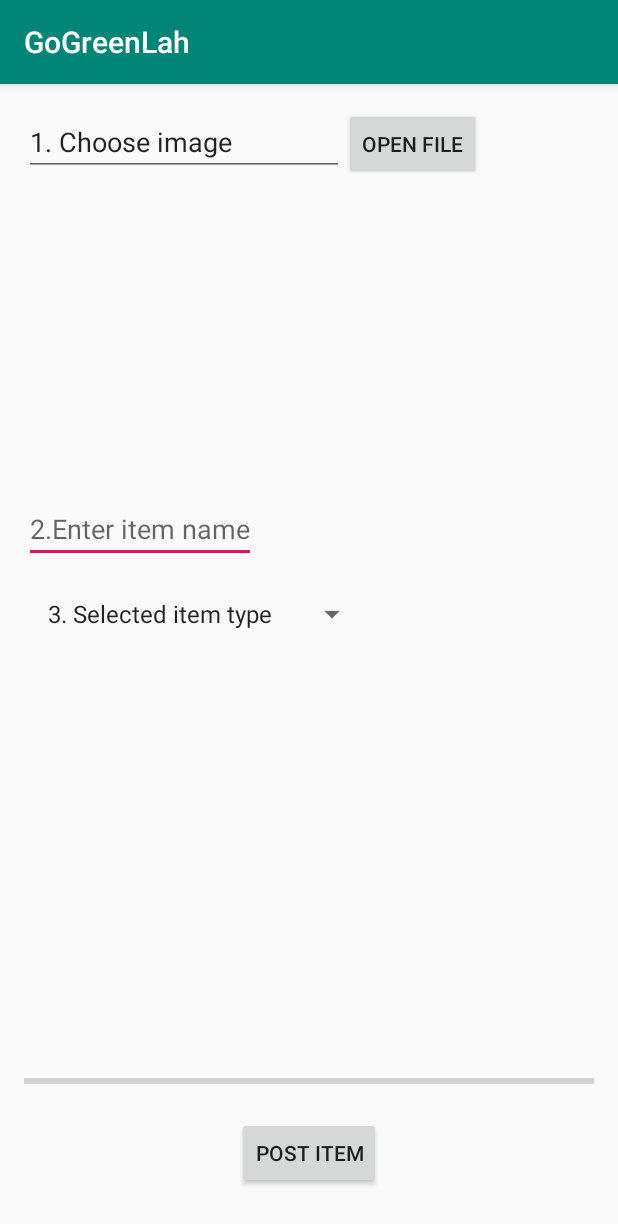
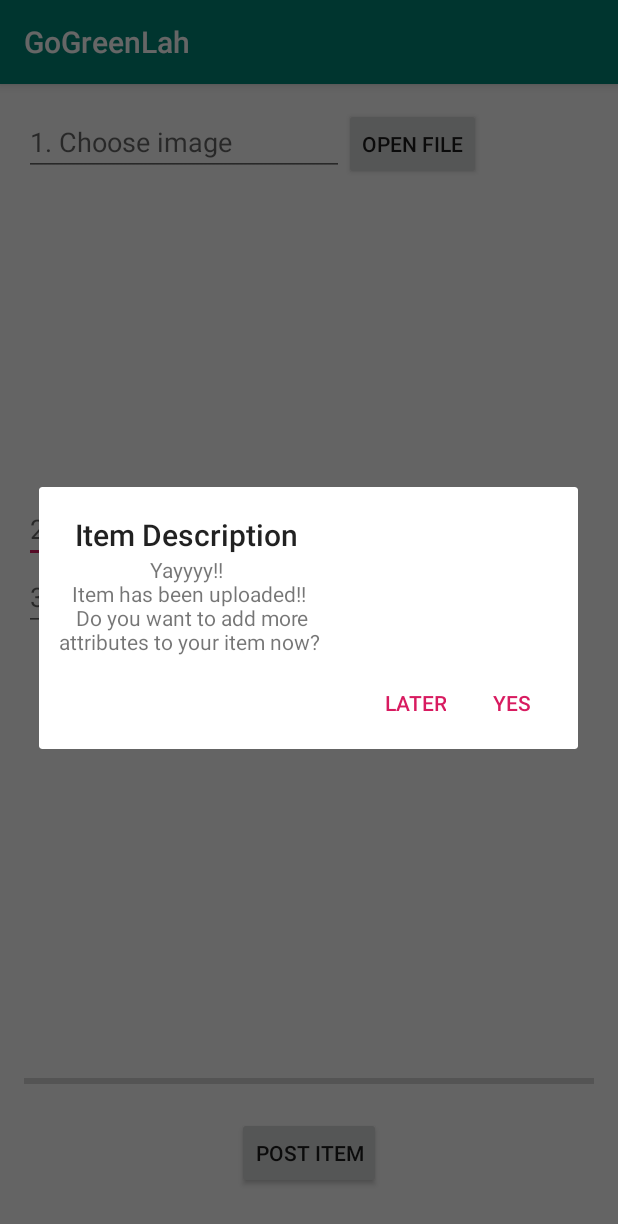
Before and after one commit to Ddaize/GoGreenLah, an Android app: the featureOneActivity screen opened directly, with no data from a screen before it, after a tap on "POST ITEM", on a phone screen of 412 x 824 dp. Shown: the top 1224 px of the screen. Run offline under Robolectric (Android 15) with nearby library versions, the light colour scheme and no system bars; our stand-ins replace Firebase (no records; nobody signed in at launch, a user with empty details on screens opened directly), Picasso; 1 statement that could not run was skipped.

Commit message:
added item type and item description for feature 1

```diff
--- /dev/null
+++ b/app/src/main/java/com/example/gogreenlah/ImageDescDialog.java
@@ -0,0 +1,44 @@
+package com.example.gogreenlah;
+
+import android.app.AlertDialog;
+import android.app.Dialog;
+import android.content.DialogInterface;
+import android.content.Intent;
+import android.os.Bundle;
+import android.view.LayoutInflater;
+import android.view.View;
+
+import androidx.annotation.NonNull;
+import androidx.annotation.Nullable;
+import androidx.appcompat.app.AppCompatDialogFragment;
+
+public class ImageDescDialog extends AppCompatDialogFragment {
+
+    @NonNull
+    @Override
+    public Dialog onCreateDialog(@Nullable Bundle savedInstanceState) {
+        AlertDialog.Builder builder = new AlertDialog.Builder(getActivity());
+        LayoutInflater inflater = getActivity().getLayoutInflater();
+        View view = inflater.inflate(R.layout.layout_image_dialog, null);
+
+        builder.setView(view)
+                .setTitle("Item Description")
+                .setNegativeButton("later", new DialogInterface.OnClickListener() {
+                    @Override
+                    public void onClick(DialogInterface dialog, int which) {
+                        startActivity(new Intent(getContext(), featureTwoActivity.class));
+                    }
+                })
+                .setPositiveButton("yes", new DialogInterface.OnClickListener() {
+                    @Override
+                    public void onClick(DialogInterface dialog, int which) {
+                        Intent intent = new Intent(getContext(), ImageDetails.class);
+                        Bundle argument = getArguments();
+                        String imageUri = argument.getString("uri");
+                        intent.putExtra("uri", imageUri);
+                        startActivity(intent);
+                    }
+                });
+        return builder.create();
+    }
+}
--- a/app/src/main/java/com/example/gogreenlah/ImageUpload.java
+++ b/app/src/main/java/com/example/gogreenlah/ImageUpload.java
@@ -10,12 +10,13 @@ public class ImageUpload {
         //empty constructor is needed
     }
 
-    public ImageUpload(String name, String imageUrl) {
+    public ImageUpload(String name, String itemType, String imageUrl) {
         if (name.trim().equals("")) {
             name = "Untitled";
         }
         this.imageName = name;
         this.imageUrl = imageUrl;
+        this.itemType = itemType;
     }
 
     public String getImageName() {
--- a/app/src/main/java/com/example/gogreenlah/featureOneActivity.java
+++ b/app/src/main/java/com/example/gogreenlah/featureOneActivity.java
@@ -2,6 +2,7 @@ package com.example.gogreenlah;
 
 import android.content.ContentResolver;
 import android.content.Intent;
+import android.media.Image;
 import android.net.Uri;
 import android.os.Bundle;
 import android.os.Handler;
@@ -63,8 +64,7 @@ public class featureOneActivity extends AppCompatActivity implements View.OnClic
                 android.R.layout.simple_list_item_1, getResources().getStringArray(R.array.names));
         spinnerAdapter.setDropDownViewResource(android.R.layout.simple_spinner_dropdown_item);
         mySpinner.setAdapter(spinnerAdapter);
-        mySpinner.setSelection(3);
-
+        mySpinner.setSelection(0);
 
         buttonUpload.setOnClickListener(this);
         buttonChooseImage.setOnClickListener(this);
@@ -81,7 +81,7 @@ public class featureOneActivity extends AppCompatActivity implements View.OnClic
     }
 
     @Override
-    protected void onActivityResult(int requestCode, int resultCode,Intent data) {
+    protected void onActivityResult(int requestCode, int resultCode, Intent data) {
         super.onActivityResult(requestCode, resultCode, data);
 
         if (requestCode == PICK_IMAGE_REQUEST && resultCode == RESULT_OK && data != null &&
@@ -121,10 +121,12 @@ public class featureOneActivity extends AppCompatActivity implements View.OnClic
                             Toast.makeText(featureOneActivity.this, "upload successful", Toast.LENGTH_LONG).show();
 
                             Task<Uri> urlTask = taskSnapshot.getStorage().getDownloadUrl();
-                            while (!urlTask.isSuccessful());
+                            while (!urlTask.isSuccessful()) ;
                             Uri downloadUri = urlTask.getResult();
-                            Log.d(TAG,"onSuccess:firebase download url: " + downloadUri.toString());
+                            Log.d(TAG, "onSuccess:firebase download url: " + downloadUri.toString());
+                            Spinner spinner = findViewById(R.id.spinnerItemType);
                             ImageUpload imageUpload = new ImageUpload(editTextImageName.getText().toString().trim(),
+                                    spinner.getSelectedItem().toString(),
                                     downloadUri.toString());
                             String imageUploadID = databaseRef.push().getKey();
                             databaseRef.child(imageUploadID).setValue(imageUpload);
@@ -139,7 +141,7 @@ public class featureOneActivity extends AppCompatActivity implements View.OnClic
                     .addOnProgressListener(new OnProgressListener<UploadTask.TaskSnapshot>() {
                         @Override
                         public void onProgress(UploadTask.TaskSnapshot taskSnapshot) {
-                           double progress = (100.0 * taskSnapshot.getBytesTransferred() / taskSnapshot.getTotalByteCount());
+                            double progress = (100.0 * taskSnapshot.getBytesTransferred() / taskSnapshot.getTotalByteCount());
                             progressBar.setProgress((int) progress);
                         }
                     });
@@ -148,15 +150,22 @@ public class featureOneActivity extends AppCompatActivity implements View.OnClic
         }
     }
 
+    private void openDialog() {
+        ImageDescDialog imageDialog = new ImageDescDialog();
+        Bundle bundle = new Bundle();
+        bundle.putString("uri", imageUri.toString());
+        imageDialog.setArguments(bundle);
+        imageDialog.show(getSupportFragmentManager(), "image description");
+    }
+
     @Override
     public void onClick(View view) {
         if (view == buttonUpload) {
             if (uploadTask != null && uploadTask.isInProgress()) {
                 Toast.makeText(this, "Uploading..., please wait", Toast.LENGTH_SHORT).show();
             } else {
-                //Toast.makeText(this, "test", Toast.LENGTH_LONG).show();
                 uploadFile();
-              //  imageUri = null;
+                openDialog();
             }
         }
         if (view == buttonChooseImage) {
--- a/app/src/main/res/layout/activity_feature_one.xml
+++ b/app/src/main/res/layout/activity_feature_one.xml
@@ -12,31 +12,22 @@
         android:layout_width="wrap_content"
         android:layout_height="wrap_content"
         android:text="Open file"
-        android:layout_toEndOf="@id/editText"/>
+        android:layout_toEndOf="@id/editTextChooseImage"/>
 
-    <EditText
-        android:id="@+id/editTextImageName"
-        android:layout_width="wrap_content"
-        android:layout_height="wrap_content"
-        android:layout_below="@id/buttonChooseImage"
-        android:layout_marginTop="210dp"
-        android:hint="2.Enter item name" />
     <Spinner
         android:id="@+id/spinnerItemType"
         android:layout_width="wrap_content"
         android:layout_height="wrap_content"
         android:layout_marginTop="10dp"
-        android:layout_below="@id/editTextImageName"
+        android:layout_below="@id/editTextSelect"
         >
     </Spinner>
-
 
     <ImageView
         android:id="@+id/imageView"
         android:layout_width="200dp"
         android:layout_height="200dp"
-        android:layout_below="@id/buttonChooseImage"
-        android:layout_centerHorizontal="true" />
+        android:layout_below="@id/buttonChooseImage"/>
     <ProgressBar
         android:id="@+id/progressBar"
         style="@style/Widget.AppCompat.ProgressBar.Horizontal"
@@ -56,7 +47,7 @@
         android:text="Post item" />
 
     <EditText
-        android:id="@+id/editText"
+        android:id="@+id/editTextChooseImage"
         android:layout_width="wrap_content"
         android:layout_height="wrap_content"
         android:clickable="false"
@@ -65,6 +56,27 @@
         android:focusable="false"
         android:focusableInTouchMode="false"
         android:inputType="text"
-        android:text="1. Choose image" />
+
+        android:hint="1. Choose image" />
+    <EditText
+        android:id="@+id/editTextImageName"
+        android:layout_width="wrap_content"
+        android:layout_height="wrap_content"
+        android:layout_below="@id/buttonChooseImage"
+        android:layout_marginTop="210dp"
+        android:hint="2. Enter item name" />
+    <EditText
+        android:id="@+id/editTextSelect"
+        android:layout_width="wrap_content"
+        android:layout_height="wrap_content"
+        android:layout_below="@id/editTextImageName"
+        android:clickable="false"
+        android:cursorVisible="false"
+        android:ems="10"
+        android:focusable="false"
+        android:focusableInTouchMode="false"
+        android:inputType="text"
+        android:hint="3. Select item type" />
+
 
 </RelativeLayout>
--- /dev/null
+++ b/app/src/main/res/layout/layout_image_dialog.xml
@@ -0,0 +1,11 @@
+<?xml version="1.0" encoding="utf-8"?>
+<RelativeLayout xmlns:android="http://schemas.android.com/apk/res/android"
+    android:layout_width="match_parent" android:layout_height="match_parent">
+
+    <TextView
+        android:layout_width="200dp"
+        android:layout_height="wrap_content"
+        android:text="Yayyyy!! &#xA; Item has been uploaded!! &#xA; Do you want to add more attributes to your item now?"
+        android:textAlignment="center"/>
+
+</RelativeLayout>
--- a/app/src/main/res/values/strings.xml
+++ b/app/src/main/res/values/strings.xml
@@ -5,7 +5,8 @@
         <item>Furniture</item>
         <item>Electronic</item>
         <item>Clothes</item>
-        <item>3. Selected item type</item>
+        <item>Stationary</item>
+        <item>Others</item>
     </string-array>
 
 
```
Also changed, not shown: app/src/main/AndroidManifest.xml (+8 -8 lines), app/src/main/java/com/example/gogreenlah/ImageDetails.java (added, +30 -0 lines), app/src/main/res/layout/activity_image_details.xml (added, +17 -0 lines).
